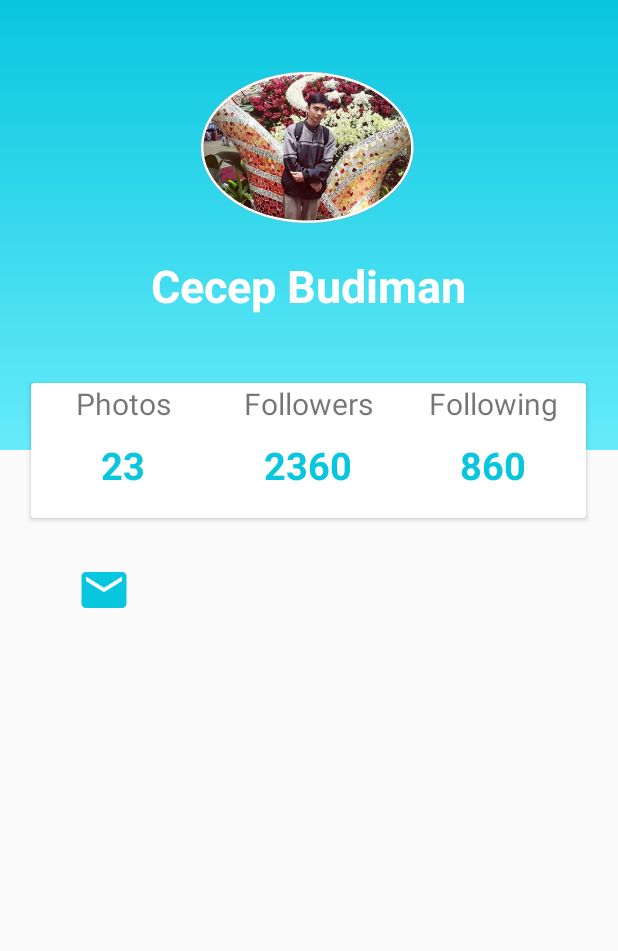
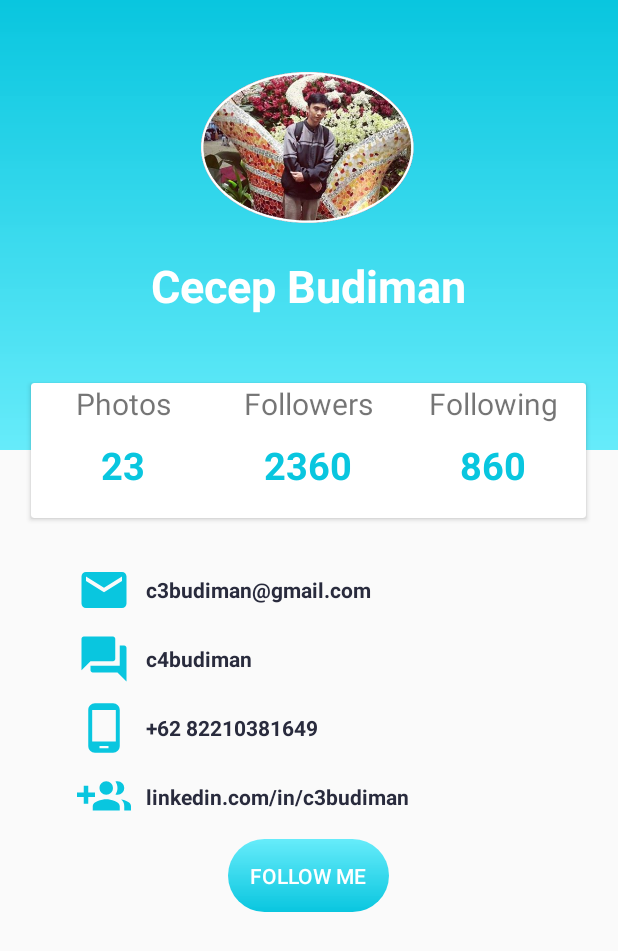
Before and after one commit to c3budiman/TestAndroidStudioProfile, an Android app: the screen it shows after launch (MainActivity), on a phone screen of 412 x 824 dp. Shown: the top 951 px of the screen. Run offline under Robolectric (Android 15) with nearby library versions, the phone set to English and light mode, and no system bars.

Commit message:
finish first ui

```diff
--- /dev/null
+++ b/app/src/main/res/drawable/gradientbuttonnyaboi.xml
@@ -0,0 +1,12 @@
+<?xml version="1.0" encoding="utf-8"?>
+<shape xmlns:android="http://schemas.android.com/apk/res/android">
+    <gradient android:angle="90"
+        android:startColor="@color/biruMulai"
+        android:endColor="@color/biruAkhir"
+        />
+    <corners android:radius="45dp" />
+    <padding android:bottom="15dp"
+        android:left="15dp"
+        android:right="15dp"
+        android:top="15dp" />
+</shape>
--- a/app/src/main/res/layout/activity_main.xml
+++ b/app/src/main/res/layout/activity_main.xml
@@ -132,6 +132,88 @@
                 android:layout_width="36dp"
                 android:layout_height="36dp"
                 android:src="@drawable/ic_email_black_24dp"/>
+            <TextView
+                android:layout_width="wrap_content"
+                android:layout_height="wrap_content"
+                android:layout_gravity="center"
+                android:paddingLeft="10dp"
+                android:text="c3budiman@gmail.com"
+                android:textColor="@color/colorPrimaryHitam"
+                android:textStyle="bold"
+                />
+
+        </LinearLayout>
+        <LinearLayout
+            android:layout_marginTop="10dp"
+            android:orientation="horizontal"
+            android:paddingLeft="25dp"
+            android:layout_width="match_parent"
+            android:layout_height="wrap_content">
+            <ImageView
+                android:layout_width="36dp"
+                android:layout_height="36dp"
+                android:src="@drawable/ic_forum_black_24dp"/>
+            <TextView
+                android:layout_width="wrap_content"
+                android:layout_height="wrap_content"
+                android:layout_gravity="center"
+                android:paddingLeft="10dp"
+                android:text="c4budiman"
+                android:textColor="@color/colorPrimaryHitam"
+                android:textStyle="bold"
+                />
+
+        </LinearLayout>
+        <LinearLayout
+            android:layout_marginTop="10dp"
+            android:orientation="horizontal"
+            android:paddingLeft="25dp"
+            android:layout_width="match_parent"
+            android:layout_height="wrap_content">
+            <ImageView
+                android:layout_width="36dp"
+                android:layout_height="36dp"
+                android:src="@drawable/ic_phone_android_black_24dp"/>
+            <TextView
+                android:layout_width="wrap_content"
+                android:layout_height="wrap_content"
+                android:layout_gravity="center"
+                android:paddingLeft="10dp"
+                android:text="+62 82210381649"
+                android:textColor="@color/colorPrimaryHitam"
+                android:textStyle="bold"
+                />
+
+        </LinearLayout>
+        <LinearLayout
+            android:layout_marginTop="10dp"
+            android:orientation="horizontal"
+            android:paddingLeft="25dp"
+            android:layout_width="match_parent"
+            android:layout_height="wrap_content">
+            <ImageView
+                android:layout_width="36dp"
+                android:layout_height="36dp"
+                android:src="@drawable/ic_group_add_black_24dp"/>
+            <TextView
+                android:layout_width="wrap_content"
+                android:layout_height="wrap_content"
+                android:layout_gravity="center"
+                android:paddingLeft="10dp"
+                android:text="linkedin.com/in/c3budiman"
+                android:textColor="@color/colorPrimaryHitam"
+                android:textStyle="bold"
+                />
+
         </LinearLayout>
     </LinearLayout>
+    <Button
+        android:layout_marginTop="10dp"
+        android:layout_width="wrap_content"
+        android:layout_height="wrap_content"
+        android:layout_gravity="center"
+        android:text="Follow me"
+        android:background="@drawable/gradientbuttonnyaboi"
+        android:textColor="#fff"
+        />
 </LinearLayout>
```
